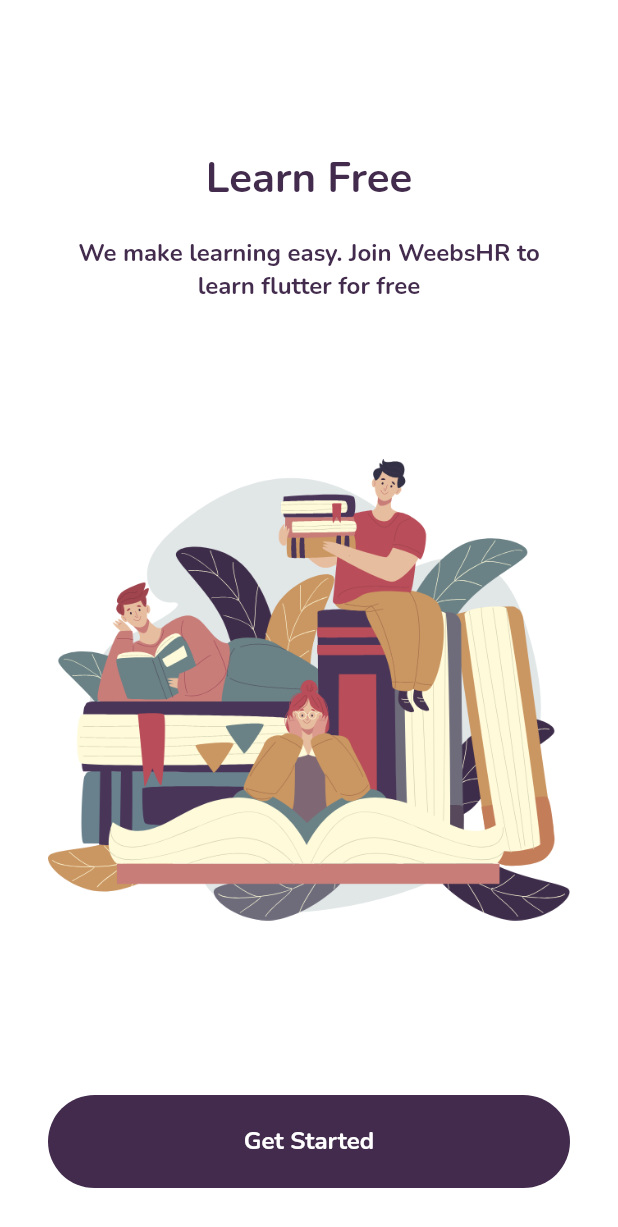
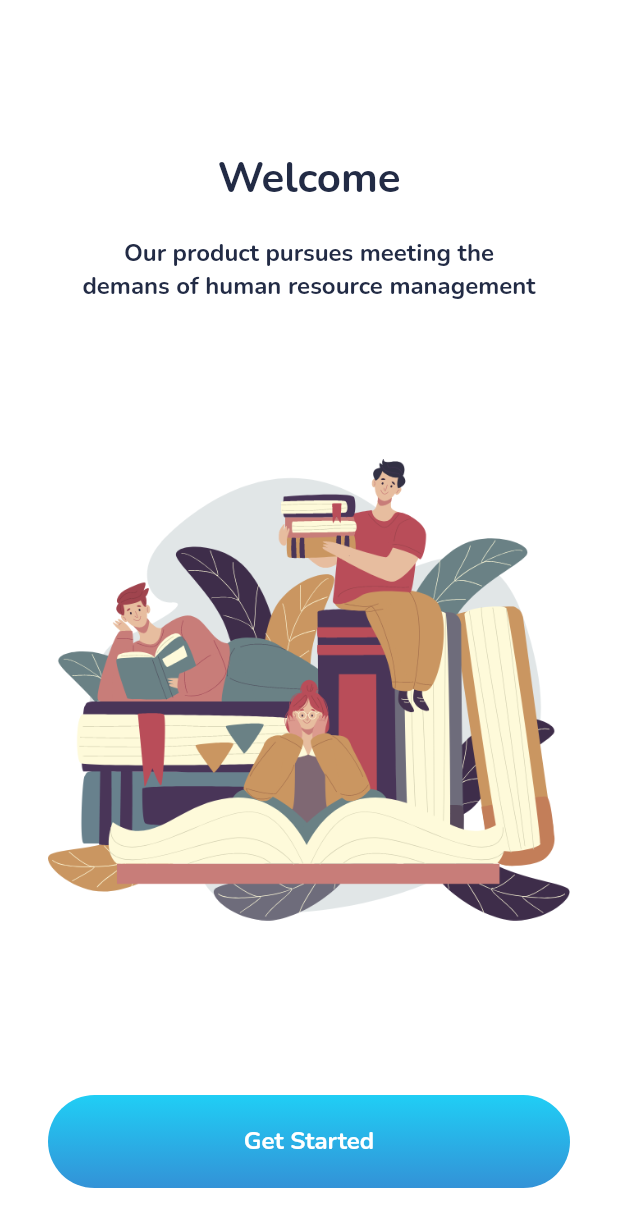
Before and after one commit to nguyendacthienngan/RecruitmentManagementApp, a Flutter app: the screen it shows after launch, on a phone screen of 412 x 824 dp. Shown: the top 1227 px of the screen. Run offline on Flutter 3.47's test engine with Material 2 defaults, Android fonts, the phone set to English and light mode, and no system bars; missing offline and left inert: keyboard_visibility.

Commit message:
Adding constants colors

```diff
--- a/recruitment_management_app/lib/pages/login/view/component/primary_button_component.dart
+++ b/recruitment_management_app/lib/components/primary_button_component.dart
@@ -1,6 +1,6 @@
 
 import 'package:flutter/material.dart';
-
+import '../constants.dart';
 class PrimaryButton extends StatefulWidget {
   final String btnText;
   PrimaryButton({this.btnText});
@@ -14,7 +14,7 @@ class _PrimaryButtonState extends State<PrimaryButton> {
     // TODO: implement build
     return Container(
       decoration: BoxDecoration(
-        color: Color(0xFFB40284A),
+        gradient: kPrimaryGradientColor,
         borderRadius: BorderRadius.circular(50),
       ),
       padding: EdgeInsets.all(20),
--- /dev/null
+++ b/recruitment_management_app/lib/constants.dart
@@ -0,0 +1,11 @@
+import 'package:flutter/material.dart';
+
+
+const kPrimaryColor = Color(0xFF222B45);
+const kPrimaryLightColor = Color(0xFF20CEF5);
+const kPrimaryGradientColor = LinearGradient(
+  begin: Alignment.topCenter,
+  end: Alignment.bottomCenter,
+  colors: [Color(0xFF20CEF5), Color(0xFF3392D7)],
+);
+const kSecondaryColor = Color(0xFFF9F8F6);
--- a/recruitment_management_app/lib/pages/login/view/login_view.dart
+++ b/recruitment_management_app/lib/pages/login/view/login_view.dart
@@ -1,12 +1,13 @@
 
-import 'package:recruitment_management_app/main.dart';
 import 'package:flutter/cupertino.dart';
 import 'package:flutter/material.dart';
 import 'package:keyboard_visibility/keyboard_visibility.dart';
 
+
+import '../../../constants.dart';
+import '../../../main.dart';
 import './component/input_with_icon_component.dart';
-import 'component/primary_button_component.dart';
-import 'component/outline_button_component.dart';
+import '../../../components/primary_button_component.dart';
 
 class LoginPage extends StatefulWidget {
   @override
@@ -68,7 +69,7 @@ class _LoginPageState extends State<LoginPage> {
     switch(_pageState) {
       case 0:
         _backgroundColor = Colors.white;
-        _headingColor = Color(0xFFB40284A);
+        _headingColor = kPrimaryColor;
 
         _loginOpacity = 1;
 
@@ -79,7 +80,7 @@ class _LoginPageState extends State<LoginPage> {
         break;
 
       case 1:
-        _backgroundColor = Color(0xFFBD34C59);
+        _backgroundColor = kPrimaryColor;
         _headingColor = Colors.white;
 
         _loginOpacity = 1;
@@ -125,7 +126,7 @@ class _LoginPageState extends State<LoginPage> {
                                       top: 100
                                   ),
                                   child: Text(
-                                    "Learn Free",
+                                    "Welcome",
                                     style: TextStyle(
                                       color: _headingColor,
                                       fontSize: 28,
@@ -138,7 +139,7 @@ class _LoginPageState extends State<LoginPage> {
                                       horizontal: 32
                                   ),
                                   child: Text(
-                                    "We make learning easy. Join WeebsHR to learn flutter for free",
+                                    "Our product pursues meeting the demans of human resource management",
                                     textAlign: TextAlign.center,
                                     style: TextStyle(
                                         color: _headingColor,
@@ -177,7 +178,7 @@ class _LoginPageState extends State<LoginPage> {
                           padding: EdgeInsets.all(20),
                           width: double.infinity,
                           decoration: BoxDecoration(
-                              color: Color(0xFFB40284A),
+                              gradient: kPrimaryGradientColor,
                               borderRadius: BorderRadius.circular(50)
                           ),
                           child: Center(
@@ -212,12 +213,12 @@ class _LoginPageState extends State<LoginPage> {
                   )
               ),
               child: Column(
-                mainAxisAlignment: MainAxisAlignment.spaceBetween,
+                //mainAxisAlignment: MainAxisAlignment.spaceBetween,
                 children: [
                   Column(
                     children: [
                       Container(
-                        margin: EdgeInsets.only(bottom: 20),
+                        margin: EdgeInsets.only(bottom: 30),
                         child: Text(
                           "Login To Continue",
                           style: TextStyle(
@@ -229,11 +230,13 @@ class _LoginPageState extends State<LoginPage> {
                           icon: Icons.email,
                           hint: "Enter email..."
                       ),
-                      SizedBox(height: 20),
+                      SizedBox(height: 30),
                       InputWithIcon(
                           icon: Icons.vpn_key,
                           hint: "Enter password..."
                       ),
+                      SizedBox(height: 30),
+
                     ],
                   ),
                   Column(
@@ -250,8 +253,16 @@ class _LoginPageState extends State<LoginPage> {
                         height: 20,
                       ),
                       GestureDetector(
-                        child: OutlineBtn(
-                          btnText: "Create Account",
+                        onTap: () {
+                          setState(() {
+                            _pageState = 0;
+
+                          });
+                        },
+                        child: Center(
+                          child: Text(
+                            "Back"
+                          )
                         ),
                       )
 
```
Also changed, not shown: recruitment_management_app/lib/pages/login/view/component/outline_button_component.dart (deleted, +0 -33 lines).
